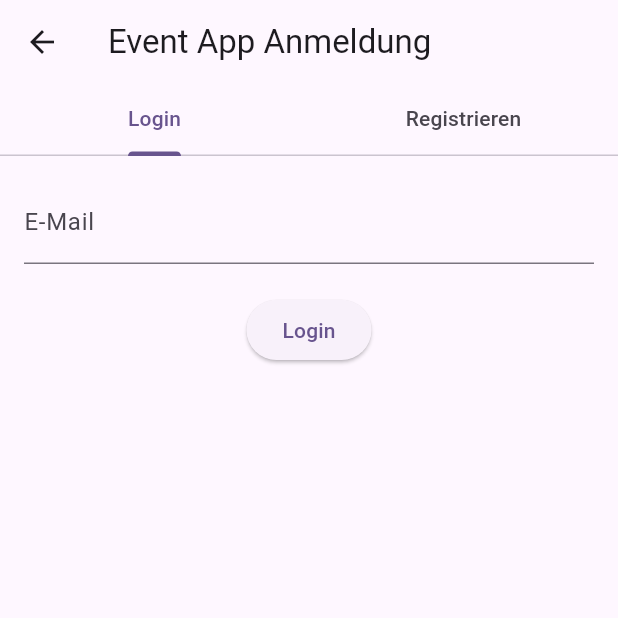
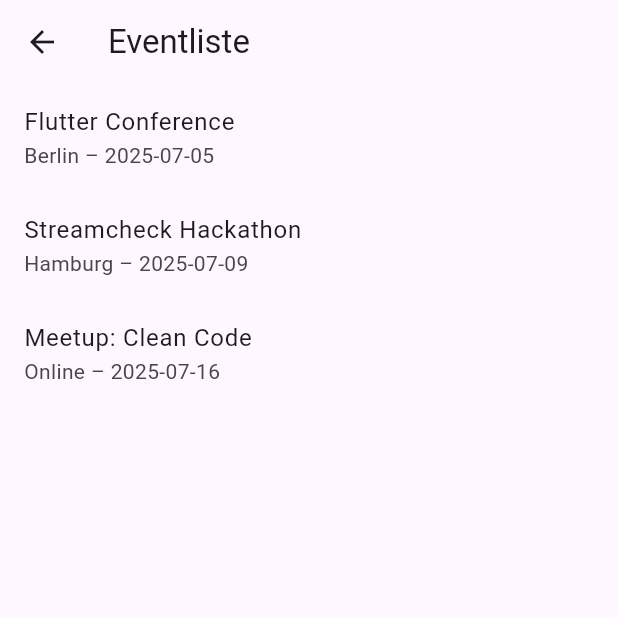
Before and after one commit to Tolaron/Streamcheck24hChallenge, a Flutter app: the screen it shows after launch, on a phone screen of 412 x 824 dp, the top half of it. Run offline on Flutter 3.47's test engine with Material 3 defaults, Android fonts, the phone set to English and light mode, and no system bars.

Commit message:
implemented EventListScreen with dummy data and pull-to-refresh

```diff
--- /dev/null
+++ b/mobile_app/lib/data/dummy_events.dart
@@ -0,0 +1,26 @@
+import '../models/event.dart';
+
+// Statische Liste von Events zur UI-Vorschau
+final dummyEvents = [
+  Event(
+    id: '1',
+    title: 'Flutter Conference',
+    description: 'Ein Tag voller spannender Flutter-Vorträge.',
+    date: DateTime.now().add(Duration(days: 3)),
+    location: 'Berlin',
+  ),
+  Event(
+    id: '2',
+  title: 'Streamcheck Hackathon',
+  description: 'Entwickle das Event-System in 24h!',
+  date: DateTime.now().add(Duration(days: 7)),
+  location: 'Hamburg',
+  ),
+  Event(
+  id: '3',
+  title: 'Meetup: Clean Code',
+  description: 'Austausch mit anderen Entwicklern über Best Practices.',
+  date: DateTime.now().add(Duration(days: 14)),
+  location: 'Online',
+  ),
+];
--- a/mobile_app/lib/main.dart
+++ b/mobile_app/lib/main.dart
@@ -2,6 +2,7 @@ import 'package:flutter/material.dart';
 import 'screens/home_screen.dart';
 import 'screens/event_screen.dart';
 import 'screens/auth_screen.dart';
+import 'screens/event_list_screen.dart';
 
 void main() {
   runApp(const EventApp());
@@ -14,10 +15,11 @@ class EventApp extends StatelessWidget {
   Widget build(BuildContext context) {
     return MaterialApp(
       title: 'Event App',
-      initialRoute: '/auth',
+      initialRoute: '/events',
       routes: {
         '/': (context) => const HomeScreen(),
         '/event': (context) => const EventScreen(),
+        '/events': (context) => const EventListScreen(),
         '/auth': (context) => const AuthScreen(),
       },
       theme: ThemeData(
--- /dev/null
+++ b/mobile_app/lib/models/event.dart
@@ -0,0 +1,17 @@
+// definiert die event-datenstruktur
+class Event
+{
+  final String id;
+  final String title;
+  final String description;
+  final DateTime date;
+  final String location;
+
+  Event({
+    required this.id,
+    required this.title,
+    required this.description,
+    required this.date,
+    required this.location,
+  });
+}
--- /dev/null
+++ b/mobile_app/lib/screens/event_list_screen.dart
@@ -0,0 +1,54 @@
+import 'package:flutter/material.dart';
+import '../data/dummy_events.dart';
+import '../models/event.dart';
+
+class EventListScreen extends StatefulWidget {
+  const EventListScreen({super.key});
+
+  @override
+  State<EventListScreen> createState() => _EventListScreenState();
+}
+
+class _EventListScreenState extends State<EventListScreen> {
+  late List<Event> _events;
+  bool _isRefreshing = false;
+
+  @override
+  void initState() {
+    super.initState();
+    _events = dummyEvents;                                  // Dummy-Daten initial laden
+  }
+
+  Future<void> _refreshEvents() async {
+    setState(() => _isRefreshing = true);
+    await Future.delayed(const Duration(seconds: 1));       // simuliert Ladevorgang
+    setState(() {
+      // In Realität: API-Call hier
+      _events = List<Event>.from(dummyEvents);              // Dummy-Daten erneut laden
+      _isRefreshing = false;
+    });
+  }
+
+  @override
+  Widget build(BuildContext context) {
+    return Scaffold(
+      appBar: AppBar(title: const Text('Eventliste')),
+      body: RefreshIndicator(
+        onRefresh: _refreshEvents,
+        child: ListView.builder(
+          itemCount: _events.length,
+          itemBuilder: (context, index) {
+            final event = _events[index];
+            return ListTile(
+              title: Text(event.title),
+              subtitle: Text('${event.location} – ${event.date.toLocal().toString().split(' ')[0]}'),
+              onTap: () {
+                // später: Navigation zu Detail
+              },
+            );
+          },
+        ),
+      ),
+    );
+  }
+}
```
